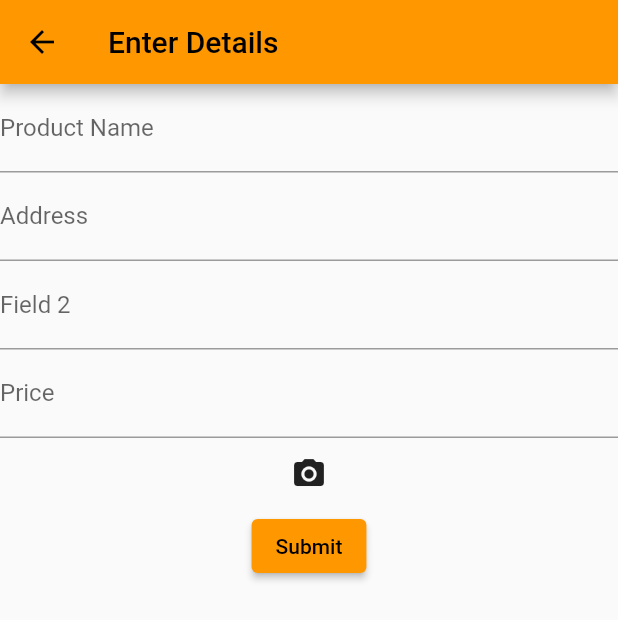
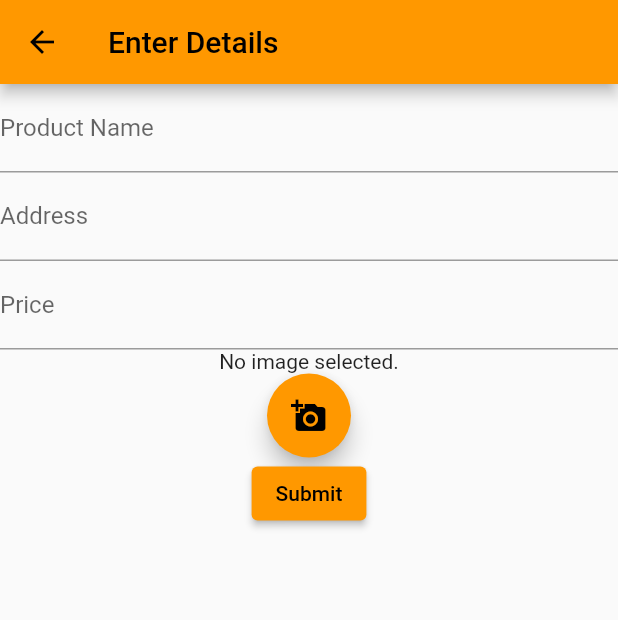
Before and after one commit to calvin-dani/Farmers_connect, a Flutter app: the MarketplaceDetailsPage screen opened directly, after a tap on the "add" icon, on a phone screen of 412 x 824 dp. Shown: the top 620 px of the screen. Run offline on Flutter 3.47's test engine with Material 2 defaults, Android fonts, the phone set to English and light mode, and no system bars; our stand-ins replace card_swiper, cloud_firestore, firebase_auth, firebase_core, firebase_storage, geolocator and 3 more; missing offline and left inert: image_picker_for_web; accounts and stored records are empty; network calls fail.

Commit message:
Marketplace changes

```diff
--- a/lib/interface/product.dart
+++ b/lib/interface/product.dart
@@ -1,36 +1,37 @@
-
-
 import 'package:cloud_firestore/cloud_firestore.dart';
 
-class Product{
+class Product {
   String name;
   String add;
   double price;
   GeoPoint loc;
   String id;
+  String imageUrl; // add this
 
-  Product({
-    this.id ='',
+  Product(
+      {this.id = '',
       required this.name,
       required this.add,
       required this.price,
-    required this.loc
+      required this.loc,
+      required this.imageUrl // add this
       });
 
-  Map<String,dynamic> toJson() => {
+  Map<String, dynamic> toJson() => {
         'id': id,
         'name': name,
-    'add' : add,
-    'price' : price,
-    'loc' : loc,
+        'add': add,
+        'price': price,
+        'loc': loc,
+        'imageUrl': imageUrl, // add this
       };
 
-  static Product fromJson(Map<String,dynamic> json) => Product(
-    id: json['id'],
-    name: json['name'],
-    add: json['add'],
-    price: json['price'],
-    loc: json['loc'],
+  static Product fromJson(Map<String, dynamic> json) => Product(
+        id: json['id'] ?? '',
+        name: json['name'] ?? '',
+        add: json['add'] ?? '',
+        price: json['price'] ?? 0.0,
+        loc: json['loc'] ?? GeoPoint(0, 0),
+        imageUrl: json['imageUrl'] ?? '', // add this
       );
-
 }
--- a/lib/screens/marketplace_create_product.dart
+++ b/lib/screens/marketplace_create_product.dart
@@ -1,13 +1,15 @@
 import 'dart:io';
 
 import 'package:cloud_firestore/cloud_firestore.dart';
+import 'package:firebase_storage/firebase_storage.dart';
 import 'package:flutter/material.dart';
 import 'package:flutter/services.dart';
 import 'package:geolocator/geolocator.dart';
 import 'package:image_picker/image_picker.dart';
+// ignore: unused_import
+import 'package:image_picker_for_web/image_picker_for_web.dart';
 import 'package:logintunisia/interface/product.dart';
 import 'package:uuid/uuid.dart';
-import 'package:firebase_storage/firebase_storage.dart';
 
 class MarketplaceProductCreate extends StatefulWidget {
   @override
@@ -18,13 +20,47 @@ class MarketplaceProductCreate extends StatefulWidget {
 class _MarketplaceProductCreateState extends State<MarketplaceProductCreate> {
   TextEditingController _nameController = TextEditingController();
   TextEditingController _addController = TextEditingController();
-  TextEditingController _field3Controller = TextEditingController();
   TextEditingController _priceController = TextEditingController();
   Position? _currentPosition;
+  String? _imageUrl;
+  final picker = ImagePicker();
+  File? _image;
+
   @override
   void initState() {
     super.initState();
     _getLocation();
+  }
+
+  Future getImage() async {
+    final pickedFile =
+        await ImagePicker().pickImage(source: ImageSource.gallery);
+
+    setState(() {
+      if (pickedFile != null) {
+        _image = File(pickedFile.path);
+        uploadFileToFirebase(pickedFile as PickedFile);
+      } else {
+        print('No image selected.');
+      }
+    });
+  }
+
+  Future<String> uploadFileToFirebase(PickedFile file) async {
+    String fileName = file.path.split('/').last;
+    Reference firebaseStorageRef =
+        FirebaseStorage.instance.ref().child('uploads/$fileName');
+    UploadTask uploadTask = firebaseStorageRef.putFile(File(file.path));
+    await uploadTask.whenComplete(() {
+      print('File Uploaded');
+      ScaffoldMessenger.of(context).showSnackBar(
+          SnackBar(content: Text('Product Image Uploaded Successfully')));
+    });
+    String fileUrl = await firebaseStorageRef.getDownloadURL();
+    setState(() {
+      _imageUrl = fileUrl;
+    });
+    return fileUrl;
   }
 
   Future<bool> _handleLocationPermission() async {
@@ -76,12 +112,9 @@ class _MarketplaceProductCreateState extends State<MarketplaceProductCreate> {
   void dispose() {
     _nameController.dispose();
     _addController.dispose();
-    _field3Controller.dispose();
     _priceController.dispose();
     super.dispose();
   }
-
-  String imageUrl = '';
 
   @override
   Widget build(BuildContext context) {
@@ -93,21 +126,29 @@ class _MarketplaceProductCreateState extends State<MarketplaceProductCreate> {
         children: [
           _buildTextField("Product Name", _nameController, "TEXT_INPUT"),
           _buildTextField("Address", _addController, "TEXT_INPUT"),
-          _buildTextField("Field 2", _field3Controller, "TEXT_INPUT"),
-          _buildTextField("Price", _priceController, "NUMBER_INPUT"),
-          _buildImageEntry(),
+          _buildNumberField("Price", _priceController),
+          _imageUrl == null
+              ? Text('No image selected.')
+              : Image.network(_imageUrl!),
+          FloatingActionButton(
+            onPressed: getImage,
+            tooltip: 'Pick Image',
+            child: Icon(Icons.add_a_photo),
+          ),
           ElevatedButton(
-            onPressed: () {
+            onPressed: () async {
+              String imageUrl = _imageUrl ??
+                  'https://firebasestorage.googleapis.com/v0/b/farmersconnect-21f53.appspot.com/o/placeholder_image.png?alt=media&token=b13cca4d-26d2-452d-8d74-29e160114424';
               // Do something with the form fields' values here
               createProduct(
                   _nameController.text,
                   _addController.text,
                   double.parse(_priceController.text),
                   _currentPosition?.latitude ?? 0,
-                  _currentPosition?.longitude ?? 0);
+                  _currentPosition?.longitude ?? 0,
+                  imageUrl);
               // For example, print them to the console:
               print("Field 1: ${_addController.text}");
-              print("Field 2: ${_field3Controller.text}");
               print("Field 3: ${_priceController.text}");
               Navigator.pop(context); // Go back to the previous screen
             },
@@ -118,13 +159,14 @@ class _MarketplaceProductCreateState extends State<MarketplaceProductCreate> {
     );
   }
 
-  Future createProduct(
-      String name, String add, double price, double lat, double long) async {
+  Future createProduct(String name, String add, double price, double lat,
+      double long, String imageUrl) async {
     Uuid uuid = Uuid();
     final docUser =
         FirebaseFirestore.instance.collection('marketplace').doc(uuid.v1());
     GeoPoint point = new GeoPoint(lat, long);
-    final json = Product(name: name, add: add, price: price, loc: point);
+    final json = Product(
+        name: name, add: add, price: price, loc: point, imageUrl: imageUrl);
 
     await docUser.set(json.toJson());
   }
@@ -152,53 +194,16 @@ class _MarketplaceProductCreateState extends State<MarketplaceProductCreate> {
     }
   }
 
-  Widget _buildImageEntry() {
-    return IconButton(
-        onPressed: () async {
-          /*
-                * Step 1. Pick/Capture an image   (image_picker)
-                * Step 2. Upload the image to Firebase storage
-                * Step 3. Get the URL of the uploaded image
-                * Step 4. Store the image URL inside the corresponding
-                *         document of the database.
-                * Step 5. Display the image on the list
-                *
-                * */
-
-          /*Step 1:Pick image*/
-          //Install image_picker
-          //Import the corresponding library
-
-          ImagePicker imagePicker = ImagePicker();
-          XFile? file = await imagePicker.pickImage(source: ImageSource.camera);
-          print('${file?.path}');
-          Uuid uuid = Uuid();
-
-          if (file == null) return;
-          //Import dart:core
-          String uniqueFileName = uuid.v1();
-          /*Step 2: Upload to Firebase storage*/
-          //Install firebase_storage
-          //Import the library
-
-          //Get a reference to storage root
-          Reference referenceRoot = FirebaseStorage.instance.ref();
-          Reference referenceDirImages = referenceRoot.child('images');
-
-          //Create a reference for the image to be stored
-          Reference referenceImageToUpload = referenceDirImages.child(uniqueFileName);
-
-          //Handle errors/success
-          try {
-            //Store the file
-            await referenceImageToUpload.putFile(File(file!.path));
-            //Success: get the download URL
-            imageUrl = await referenceImageToUpload.getDownloadURL();
-          } catch (error) {
-            //Some error occurred
-            print(error);
-          }
-        },
-        icon: Icon(Icons.camera_alt));
+  Widget _buildNumberField(String labelText, TextEditingController controller) {
+    return TextFormField(
+      controller: controller,
+      decoration: InputDecoration(
+        labelText: labelText,
+      ),
+      keyboardType: TextInputType.number,
+      inputFormatters: <TextInputFormatter>[
+        FilteringTextInputFormatter.digitsOnly
+      ],
+    );
   }
 }
--- a/lib/screens/marketplace_details_page.dart
+++ b/lib/screens/marketplace_details_page.dart
@@ -1,4 +1,3 @@
-// marketplace_details_page.dart
 import 'package:cloud_firestore/cloud_firestore.dart';
 import 'package:flutter/material.dart';
 
@@ -6,146 +5,107 @@ import '../interface/product.dart';
 import 'marketplace_create_product.dart';
 
 class MarketplaceDetailsPage extends StatelessWidget {
-
-  Widget buildProducts(Product product) => ListTile(
-    title: Text(product.name)
-  );
-
   Stream<List<Product>> readProduct() {
-    return FirebaseFirestore.instance.collection('marketplace').snapshots().map(
-        (snapshot) =>
-            snapshot.docs.map((doc) {
-              print(doc.data());
-              print("HERE");
+    return FirebaseFirestore.instance
+        .collection('marketplace')
+        .snapshots()
+        .map((snapshot) => snapshot.docs.map((doc) {
               return Product.fromJson(doc.data());
-            }
-             ).toList());
+            }).toList());
   }
 
-  final List<Map<String, dynamic>> items = [
-    {
-      'image': '/assets/images/carrots.jpeg',
-      'name': 'Carrots',
-      'price': 10,
-      'quantity': 5,
-      'date': '07/19/2023'
-    },
-    {
-      'image': '/assets/images/tomatoes.jpeg',
-      'name': 'Tomatoes',
-      'price': 12,
-      'quantity': 10,
-      'date': '07/15/2023'
-    },
-    {
-      'image': '/assets/images/potatoes.jpeg',
-      'name': 'Potatoes',
-      'price': 15,
-      'quantity': 7,
-      'date': '07/18/2023'
-    },
-    // Add more items as required
-  ];
+  Widget buildProductCard(Product product) {
+    return Card(
+      shape: RoundedRectangleBorder(
+        borderRadius: BorderRadius.circular(10.0),
+      ),
+      child: Padding(
+        padding: const EdgeInsets.all(8.0),
+        child: Row(
+          crossAxisAlignment: CrossAxisAlignment.start,
+          children: [
+            Expanded(
+              flex: 1,
+              child: Container(
+                height: 200, // give a fixed height
+                child: Image.network(
+                  product.imageUrl != null
+                      ? product.imageUrl
+                      : 'https://firebasestorage.googleapis.com/v0/b/farmersconnect-21f53.appspot.com/o/placeholder_image.png?alt=media&token=b13cca4d-26d2-452d-8d74-29e160114424', // replace with your placeholder image path
+                  fit: BoxFit.cover,
+                  errorBuilder: (context, error, stackTrace) {
+                    return Image.network(
+                      'https://firebasestorage.googleapis.com/v0/b/farmersconnect-21f53.appspot.com/o/placeholder_image.png?alt=media&token=b13cca4d-26d2-452d-8d74-29e160114424', // replace with your placeholder image path
+                      fit: BoxFit.cover,
+                    );
+                  },
+                ),
+              ),
+            ),
+            Expanded(
+              flex: 2,
+              child: Padding(
+                padding: const EdgeInsets.only(left: 8.0),
+                child: Column(
+                  crossAxisAlignment: CrossAxisAlignment.start,
+                  children: [
+                    Text(product.name,
+                        style: TextStyle(
+                          fontSize: 18.0,
+                          fontWeight: FontWeight.bold,
+                        )),
+                    Text('Price: \$${product.price.toStringAsFixed(2)}'),
+                    Text('Address: ${product.add}'),
+                  ],
+                ),
+              ),
+            )
+          ],
+        ),
+      ),
+    );
+  }
 
   @override
   Widget build(BuildContext context) {
     return Scaffold(
       appBar: AppBar(
-        title: Text('Marketplace'),
+        title: Text('Marketplace',
+            style: TextStyle(
+              color: Colors.white,
+              fontWeight: FontWeight.bold,
+            )),
+        backgroundColor: Colors.green, // Make the title bar green color
       ),
       body: Column(children: [
-        Text('Welcome back, CalShek!', style: TextStyle(fontSize: 24.0)),
         Expanded(
-          child: ListView.builder(
-            itemCount: items.length,
-            itemBuilder: (context, index) {
-              final item = items[index];
-              return Card(
-                shape: RoundedRectangleBorder(
-                  side: BorderSide(color: Colors.green, width: 2.0),
-                  borderRadius: BorderRadius.circular(10.0),
-                ),
-                child: Row(
-                  children: [
-                    Expanded(
-                      child: Image.network(
-                        item['image'],
-                        fit: BoxFit.cover,
-                      ),
-                    ),
-                    Expanded(
-                      child: Padding(
-                        padding: EdgeInsets.all(8.0),
-                        child: Column(
-                          crossAxisAlignment: CrossAxisAlignment.start,
-                          children: [
-                            Text(
-                              item['name'],
-                              style: TextStyle(
-                                  fontSize: 18.0, fontWeight: FontWeight.bold),
-                            ),
-                            SizedBox(height: 4.0),
-                            Text('Price: \$${item['price']}'),
-                            Text('Quantity: ${item['quantity']}'),
-                            Text('Posted Date: ${item['date']}'),
-                          ],
-                        ),
-                      ),
-                    ),
-                  ],
-                ),
-              );
-            },
-          ),
-        ),
-        Expanded(child: StreamBuilder<List<Product>>(
+            child: StreamBuilder<List<Product>>(
           stream: readProduct(),
           builder: (context, snapshot) {
-            if(snapshot.hasError){
+            if (snapshot.hasError) {
               print(snapshot.error);
               return Text("Unable to Load");
-            }
-            else if (snapshot.hasData){
+            } else if (snapshot.hasData) {
               final products = snapshot.data!;
               return ListView(
-                children: products.map(buildProducts).toList()
+                children: products.map(buildProductCard).toList(),
               );
-            }
-            else{
+            } else {
               return Text("LOADING");
             }
-          } ,
+          },
         )),
-        Container(
-          height: 50,
-          child: Row(
-            mainAxisAlignment: MainAxisAlignment.spaceBetween,
-            children: [
-              Expanded(
-                  child: IconButton(
-                      onPressed: () {
-                        Navigator.push(
-                          context,
-                          MaterialPageRoute(
-                              builder: (context) => MarketplaceProductCreate()),
-                        );
-                      },
-                      icon: Icon(Icons.add))),
-              SizedBox(width: 16.0),
-              Expanded(
-                  child: IconButton(
-                      onPressed: () {
-                        Navigator.push(
-                          context,
-                          MaterialPageRoute(
-                              builder: (context) => MarketplaceProductCreate()),
-                        );
-                      },
-                      icon: Icon(Icons.add))), // Corrected here
-            ],
-          ),
-        ),
       ]),
+      floatingActionButton: FloatingActionButton(
+        backgroundColor: Colors.green, // Make the floating button green color
+        child: Icon(Icons.add),
+        onPressed: () {
+          Navigator.push(
+            context,
+            MaterialPageRoute(builder: (context) => MarketplaceProductCreate()),
+          );
+        },
+      ),
     );
   }
 }
```
Also changed, not shown: lib/screens/plant_disease_detection_page.dart (+14 -9 lines), lib/screens/weather_page.dart (+5 -4 lines), pubspec.yaml (+13 -64 lines), assets/images/placeholder_image.png (added), pubspec.lock. Lines whose indentation alone changed are shown as unchanged.
